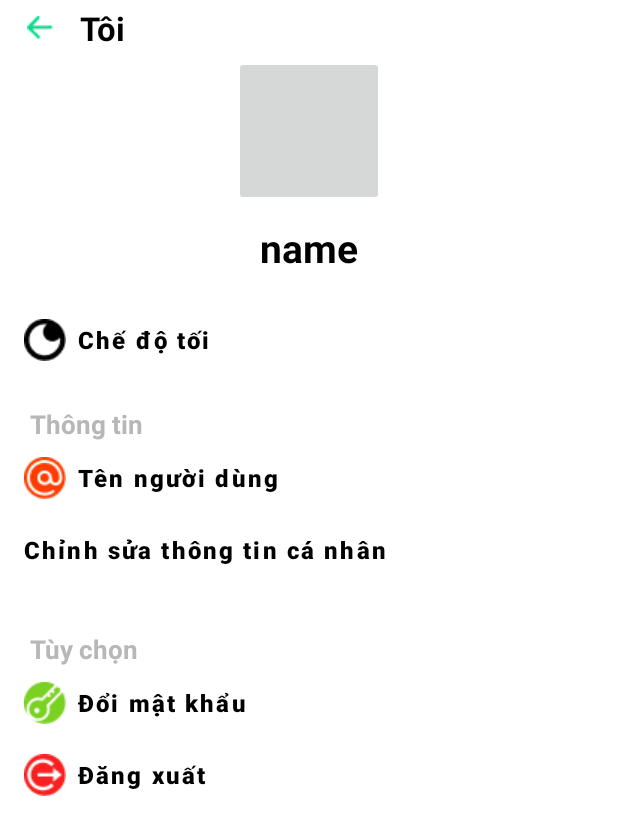
After one commit to tuananhitsg/Android_Nhom1_MessageMobileApp, an Android app: the fragment UserInfoFragment shown on its own in the app's theme, on a phone screen of 412 x 824 dp. The commit adds this screen. Shown: the top 835 px of the screen. Run offline under Robolectric (Android 15) with nearby library versions, the phone set to English and light mode, and no system bars.

Commit message:
add fragment user info

```diff
--- /dev/null
+++ b/app/src/main/java/com/example/messagemobileapp/UserInfoFragment.java
@@ -0,0 +1,64 @@
+package com.example.messagemobileapp;
+
+import android.os.Bundle;
+
+import androidx.fragment.app.Fragment;
+
+import android.view.LayoutInflater;
+import android.view.View;
+import android.view.ViewGroup;
+
+/**
+ * A simple {@link Fragment} subclass.
+ * Use the {@link UserInfoFragment#newInstance} factory method to
+ * create an instance of this fragment.
+ */
+public class UserInfoFragment extends Fragment {
+
+    // TODO: Rename parameter arguments, choose names that match
+    // the fragment initialization parameters, e.g. ARG_ITEM_NUMBER
+    private static final String ARG_PARAM1 = "param1";
+    private static final String ARG_PARAM2 = "param2";
+
+    // TODO: Rename and change types of parameters
+    private String mParam1;
+    private String mParam2;
+
+    public UserInfoFragment() {
+        // Required empty public constructor
+    }
+
+    /**
+     * Use this factory method to create a new instance of
+     * this fragment using the provided parameters.
+     *
+     * @param param1 Parameter 1.
+     * @param param2 Parameter 2.
+     * @return A new instance of fragment UserInfoFragment.
+     */
+    // TODO: Rename and change types and number of parameters
+    public static UserInfoFragment newInstance(String param1, String param2) {
+        UserInfoFragment fragment = new UserInfoFragment();
+        Bundle args = new Bundle();
+        args.putString(ARG_PARAM1, param1);
+        args.putString(ARG_PARAM2, param2);
+        fragment.setArguments(args);
+        return fragment;
+    }
+
+    @Override
+    public void onCreate(Bundle savedInstanceState) {
+        super.onCreate(savedInstanceState);
+        if (getArguments() != null) {
+            mParam1 = getArguments().getString(ARG_PARAM1);
+            mParam2 = getArguments().getString(ARG_PARAM2);
+        }
+    }
+
+    @Override
+    public View onCreateView(LayoutInflater inflater, ViewGroup container,
+                             Bundle savedInstanceState) {
+        // Inflate the layout for this fragment
+        return inflater.inflate(R.layout.fragment_user_info, container, false);
+    }
+}
--- /dev/null
+++ b/app/src/main/res/drawable/border_avatar.xml
@@ -0,0 +1,11 @@
+<?xml version="1.0" encoding="utf-8"?>
+<shape xmlns:android="http://schemas.android.com/apk/res/android"
+    android:shape="rectangle">
+
+    <corners
+        android:bottomLeftRadius="100dp"
+        android:bottomRightRadius="100dp"
+        android:topLeftRadius="100dp"
+        android:topRightRadius="100dp" />
+    <stroke android:color="#FFFFFF" android:width="01dp"/>
+</shape>
--- /dev/null
+++ b/app/src/main/res/layout/fragment_user_info.xml
@@ -0,0 +1,176 @@
+<?xml version="1.0" encoding="utf-8"?>
+<FrameLayout xmlns:android="http://schemas.android.com/apk/res/android"
+    xmlns:app="http://schemas.android.com/apk/res-auto"
+    xmlns:tools="http://schemas.android.com/tools"
+    android:layout_width="match_parent"
+    android:layout_height="match_parent"
+    tools:context=".UserInfoFragment">
+
+    <LinearLayout
+        android:layout_width="match_parent"
+        android:layout_height="match_parent"
+        android:orientation="vertical">
+
+        <LinearLayout
+            android:layout_width="match_parent"
+            android:layout_height="wrap_content"
+            android:orientation="horizontal"
+            android:weightSum="10">
+
+            <ImageButton
+                android:id="@+id/userInfo_btnBack"
+                android:layout_width="wrap_content"
+                android:layout_height="wrap_content"
+                android:layout_gravity="center"
+                android:layout_weight="1"
+                android:background="@android:color/transparent"
+                android:paddingTop="10dp"
+                android:paddingBottom="10dp"
+                android:src="@drawable/back_icon"
+                android:stateListAnimator="@null" />
+
+            <TextView
+                android:id="@+id/textView"
+                android:layout_width="wrap_content"
+                android:layout_height="wrap_content"
+                android:layout_weight="9"
+                android:paddingTop="4dp"
+                android:paddingBottom="4dp"
+                android:text="Tôi"
+                android:textAlignment="textStart"
+                android:textColor="@color/black"
+                android:textSize="22dp"
+                android:textStyle="bold" />
+        </LinearLayout>
+
+        <LinearLayout
+            android:layout_width="match_parent"
+            android:layout_height="wrap_content"
+            android:orientation="vertical">
+
+            <ImageButton
+                android:id="@+id/userInfo_btnImgAvatar"
+                android:layout_width="100dp"
+                android:layout_height="100dp"
+                android:layout_gravity="center"
+                app:cornerRadius="120dp"
+                tools:src="@tools:sample/avatars" />
+
+            <TextView
+                android:id="@+id/userInfo_tvName"
+                android:layout_width="match_parent"
+                android:layout_height="wrap_content"
+                android:layout_marginTop="10dp"
+                android:text="name"
+                android:textAlignment="center"
+                android:textColor="@color/black"
+                android:textSize="26dp"
+                android:textStyle="bold" />
+
+            <Button
+                android:id="@+id/userInfo_btnDarkMode"
+                android:layout_width="match_parent"
+                android:layout_height="wrap_content"
+                android:layout_marginTop="20dp"
+                android:background="@android:color/transparent"
+                android:drawableLeft="@drawable/dark_mode_icon"
+                android:text="Chế độ tối"
+                android:textAlignment="textStart"
+                android:textAllCaps="false"
+                android:textColor="@color/black"
+                android:textSize="16dp"
+                android:textStyle="bold" />
+
+        </LinearLayout>
+
+        <LinearLayout
+            android:layout_width="match_parent"
+            android:layout_height="wrap_content"
+            android:layout_marginTop="20dp"
+            android:orientation="vertical">
+
+            <TextView
+                android:id="@+id/textView3"
+                android:layout_width="match_parent"
+                android:layout_height="wrap_content"
+                android:paddingLeft="20dp"
+                android:text="Thông tin"
+                android:textColor="@color/text_color_gray"
+                android:textSize="17dp"
+                android:textStyle="bold" />
+
+            <Button
+                android:id="@+id/userInfo_btnChangeUsername"
+                android:layout_width="match_parent"
+                android:layout_height="wrap_content"
+                android:background="@android:color/transparent"
+                android:drawableLeft="@drawable/username_icon"
+                android:stateListAnimator="@null"
+                android:text="Tên người dùng"
+                android:textAlignment="textStart"
+                android:textAllCaps="false"
+                android:textColor="@color/black"
+                android:textSize="16dp"
+                android:textStyle="bold" />
+
+            <Button
+                android:id="@+id/userInfo_btnEditInfo"
+                android:layout_width="match_parent"
+                android:layout_height="wrap_content"
+                android:background="@android:color/transparent"
+                android:stateListAnimator="@null"
+                android:text="Chỉnh sửa thông tin cá nhân"
+                android:textAlignment="textStart"
+                android:textAllCaps="false"
+                android:textColor="@color/black"
+                android:textSize="16dp"
+                android:textStyle="bold" />
+        </LinearLayout>
+
+        <LinearLayout
+            android:layout_width="match_parent"
+            android:layout_height="wrap_content"
+            android:layout_marginTop="30dp"
+            android:orientation="vertical">
+
+            <TextView
+                android:id="@+id/textView4"
+                android:layout_width="match_parent"
+                android:layout_height="wrap_content"
+                android:paddingLeft="20dp"
+                android:text="Tùy chọn"
+                android:textColor="@color/text_color_gray"
+                android:textSize="17dp"
+                android:textStyle="bold" />
+
+            <Button
+                android:id="@+id/userInfo_btnChangePassword"
+                android:layout_width="match_parent"
+                android:layout_height="wrap_content"
+                android:background="@android:color/transparent"
+                android:drawableLeft="@drawable/password_icon"
+                android:stateListAnimator="@null"
+                android:text="Đổi mật khẩu"
+                android:textAlignment="textStart"
+                android:textAllCaps="false"
+                android:textColor="@color/black"
+                android:textSize="16dp"
+                android:textStyle="bold" />
+
+            <Button
+                android:id="@+id/userInfo_btnLogout"
+                android:layout_width="match_parent"
+                android:layout_height="wrap_content"
+                android:background="@android:color/transparent"
+                android:drawableLeft="@drawable/logout_icon"
+                android:stateListAnimator="@null"
+                android:text="Đăng xuất"
+                android:textAlignment="textStart"
+                android:textAllCaps="false"
+                android:textColor="@color/black"
+                android:textSize="16dp"
+                android:textStyle="bold" />
+        </LinearLayout>
+
+    </LinearLayout>
+</FrameLayout>
--- a/app/src/main/res/values/colors.xml
+++ b/app/src/main/res/values/colors.xml
@@ -7,6 +7,7 @@
     <color name="teal_700">#FF018786</color>
     <color name="black">#FF000000</color>
     <color name="white">#FFFFFFFF</color>
+    <color name="primary">#07DB89</color>
+    <color name="text_color_gray">#b7b7b7</color>
 
-    <color name="primary">#07DB89</color>
 </resources>
```
Also changed, not shown: app/src/main/res/drawable/back_icon.png (added), app/src/main/res/drawable/dark_mode_icon.png (added), app/src/main/res/drawable/logout_icon.png (added), app/src/main/res/drawable/password_icon.png (added), app/src/main/res/drawable/username_icon.png (added).
